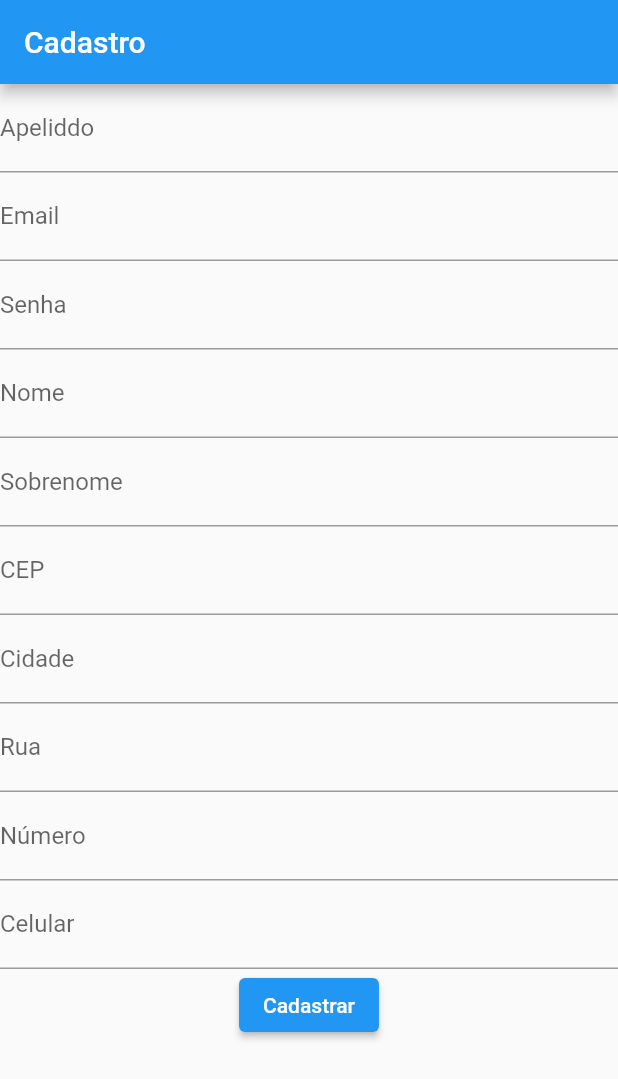
After one commit to LuketeS/Senac20231SemestrePI, a Flutter app: the screen it shows after launch, after a tap on "Registrar", after a tap on "Cadastrar", on a phone screen of 412 x 824 dp. The commit adds this screen. Shown: the top 1079 px of the screen. Run offline on Flutter 3.47's test engine with Material 2 defaults, Android fonts, the phone set to English and light mode, and no system bars; network calls fail.

Commit message:
falta navegadores

```diff
--- a/lib/login_screen.dart
+++ b/lib/login_screen.dart
@@ -1,15 +1,16 @@
-import 'package:ecommerce_test/all_categories.dart';
-import 'package:ecommerce_test/service.dart';
+import 'package:echo_project/home.dart';
+import 'package:echo_project/register.dart';
+import 'package:echo_project/service.dart';
 import 'package:flutter/material.dart';
 
 class LoginScreen extends StatelessWidget {
-  TextEditingController usernameCont = TextEditingController(text: 'mor_2314');
-  TextEditingController passwordCont = TextEditingController(text: '83r5^_');
+  TextEditingController usernameCont = TextEditingController(text: 'donero');
+  TextEditingController passwordCont = TextEditingController(text: 'ewedon');
   @override
   Widget build(BuildContext context) {
     return Scaffold(
       appBar: AppBar(
-        title: Text('flutter Shop'),
+        title: Text('Echo'),
       ),
       body: Container(
         margin: EdgeInsets.all(20),
@@ -49,21 +50,44 @@ class LoginScreen extends StatelessWidget {
 
                   if (getToken['token'] != null) {
                     ScaffoldMessenger.of(context)
-                        .showSnackBar(SnackBar(content: Text('Login Success')));
+                        .showSnackBar(SnackBar(content: Text('Logado ^^')));
 
                     Future.delayed(Duration(seconds: 2), () {
                       Navigator.pushReplacement(context,
                           MaterialPageRoute(builder: (context) {
-                        return AllCategories();
+                        return HomePage();
                       }));
                     });
                   } else {
-                    ScaffoldMessenger.of(context).showSnackBar(SnackBar(
-                        content: Text('Incorrect Username or Password')));
+                    ScaffoldMessenger.of(context).showSnackBar(
+                        SnackBar(content: Text('Nome ou usuario incorretos')));
                   }
                 },
                 child: Text(
                   "Login",
+                  style: TextStyle(
+                    fontSize: 25,
+                    fontWeight: FontWeight.bold,
+                  ),
+                ),
+              ),
+            ),
+            Container(
+              height: 50,
+              width: MediaQuery.of(context).size.width,
+              child: ElevatedButton(
+                onPressed: () async {
+                  ScaffoldMessenger.of(context).showSnackBar(
+                      SnackBar(content: Text('Indo para registro ^^')));
+                  Future.delayed(Duration(seconds: 1), () {
+                    Navigator.pushReplacement(context,
+                        MaterialPageRoute(builder: (context) {
+                      return Register();
+                    }));
+                  });
+                },
+                child: Text(
+                  "Registrar",
                   style: TextStyle(
                     fontSize: 25,
                     fontWeight: FontWeight.bold,
--- a/lib/main.dart
+++ b/lib/main.dart
@@ -1,8 +1,4 @@
-import 'package:ecommerce_test/CategoryWise.dart';
-import 'package:ecommerce_test/all_categories.dart';
-import 'package:ecommerce_test/home.dart';
-import 'package:ecommerce_test/login_screen.dart';
-import 'package:ecommerce_test/service.dart';
+import 'package:echo_project/login_screen.dart';
 import 'package:flutter/material.dart';
 
 void main() {
--- /dev/null
+++ b/lib/register.dart
@@ -0,0 +1,116 @@
+import 'package:echo_project/home.dart';
+import 'package:flutter/material.dart';
+import 'package:echo_project/service.dart';
+
+class Register extends StatelessWidget {
+  final TextEditingController _nickControl = TextEditingController();
+  final TextEditingController _emailControl = TextEditingController();
+  final TextEditingController _passwordControl = TextEditingController();
+  final TextEditingController _firstnameControl = TextEditingController();
+  final TextEditingController _lastnameControl = TextEditingController();
+  final TextEditingController _zipControl = TextEditingController();
+  final TextEditingController _cityController = TextEditingController();
+  final TextEditingController _streetController = TextEditingController();
+  final TextEditingController _numberController = TextEditingController();
+  final TextEditingController _phoneController = TextEditingController();
+
+  @override
+  Widget build(BuildContext context) {
+    return Scaffold(
+      appBar: AppBar(
+        title: Text('Cadastro'),
+      ),
+      body: Column(
+        children: <Widget>[
+          TextField(
+              controller: _nickControl,
+              decoration: InputDecoration(labelText: 'Apeliddo')),
+          TextField(
+              controller: _emailControl,
+              decoration: InputDecoration(labelText: 'Email ')),
+          TextField(
+              controller: _passwordControl,
+              decoration: InputDecoration(labelText: 'Senha')),
+          TextField(
+              controller: _firstnameControl,
+              decoration: InputDecoration(labelText: 'Nome')),
+          TextField(
+              controller: _lastnameControl,
+              decoration: InputDecoration(labelText: 'Sobrenome')),
+          TextField(
+              controller: _zipControl,
+              decoration: InputDecoration(labelText: 'CEP')),
+          TextField(
+              controller: _cityController,
+              decoration: InputDecoration(labelText: 'Cidade')),
+          TextField(
+              controller: _streetController,
+              decoration: InputDecoration(labelText: 'Rua')),
+          TextField(
+              controller: _numberController,
+              decoration: InputDecoration(labelText: 'Número')),
+          TextField(
+              controller: _phoneController,
+              decoration: InputDecoration(labelText: 'Celular')),
+          ElevatedButton(
+            child: Text('Cadastrar'),
+            onPressed: () async {
+              final String nickname = _nickControl.text;
+              final String email = _emailControl.text;
+              final String password = _passwordControl.text;
+              final String firstname = _firstnameControl.text;
+              final String lastname = _lastnameControl.text;
+              final String city = _cityController.text;
+              final String street = _streetController.text;
+              final int number = int.tryParse(_numberController.text);
+              final String zipcode = _zipControl.text;
+              final String phone = _phoneController.text;
+
+              final User newUser = User(
+                  nickname,
+                  email,
+                  password,
+                  firstname,
+                  lastname,
+                  city,
+                  street,
+                  number,
+                  zipcode,
+                  phone,
+                  "37.3159",
+                  "37.3159"); //geolocation
+              print(newUser);
+
+              final userGet = await ApiService().userRegister(newUser);
+
+              if (userGet['id'] != null) {
+                print("foi");
+                SnackBar snackBar = SnackBar(
+                  content: Text("usuario criado"),
+                  duration: Duration(seconds: 3),
+                  backgroundColor: Theme.of(context).primaryColor,
+                );
+                ScaffoldMessenger.of(context).showSnackBar(snackBar);
+
+                Future.delayed(Duration(seconds: 1), () {
+                  Navigator.pushReplacement(context,
+                      MaterialPageRoute(builder: (context) {
+                    return HomePage();
+                  }));
+                });
+              } else {
+                print("não foi");
+                SnackBar snackBar = SnackBar(
+                  content: Text("Erro: tente novamente mais tarde"),
+                  duration: Duration(seconds: 3),
+                  backgroundColor: Theme.of(context).primaryColor,
+                );
+                ScaffoldMessenger.of(context).showSnackBar(snackBar);
+              }
+            },
+          )
+        ],
+      ),
+    );
+  }
+}
--- a/lib/service.dart
+++ b/lib/service.dart
@@ -1,37 +1,7 @@
 import 'dart:convert';
-
 import 'package:http/http.dart' as http;
 
 class ApiService {
-  Future getAllPosts() async {
-    final allProductsUrl = Uri.parse('https://fakestoreapi.com/products');
-    final result = await http.get(allProductsUrl);
-
-    return json.decode(result.body);
-  }
-
-  Future getSingleProduct(int id) async {
-    final singleProd = Uri.parse('https://fakestoreapi.com/products/$id');
-    final result = await http.get(singleProd);
-
-    return json.decode(result.body);
-  }
-
-  Future getAllCategory() async {
-    final allCat = Uri.parse('https://fakestoreapi.com/products/categories');
-    final result = await http.get(allCat);
-
-    return json.decode(result.body);
-  }
-
-  Future getProducts(String cat) async {
-    final getProducts =
-        Uri.parse('https://fakestoreapi.com/products/category/$cat');
-    final result = await http.get(getProducts);
-
-    return json.decode(result.body);
-  }
-
   Future userLogin(String username, String password) async {
     final loginUrl = Uri.parse('https://fakestoreapi.com/auth/login');
     final result = await http
@@ -41,4 +11,66 @@ class ApiService {
     print(result.body);
     return json.decode(result.body);
   }
+
+  Future userRegister(User user) async {
+    final userUrl = Uri.parse('https://fakestoreapi.com/users');
+    final result = await http.post(userUrl,
+        headers: {
+          'Content-Type': 'application/json',
+        },
+        body: jsonEncode({
+          'email': user.email,
+          'username': user.nickname,
+          'password': user.password,
+          'name': {'firstname': user.firstname, 'lastname': user.lastname},
+          'address': {
+            'city': user.city,
+            'street': user.street,
+            'number': 1,
+            'zipcode': user.zipcode,
+            'geolocation': {'lat': user.lat, 'long': user.long}
+          },
+          'phone': user.phone
+        }));
+
+    print(result.statusCode);
+    print(result.body);
+    return json.decode(result.body);
+  }
 }
+
+class User {
+  final String nickname;
+  final String email;
+  final String password;
+  final String firstname;
+  final String lastname;
+  final String city;
+  final String street;
+  final int number;
+  final String zipcode;
+  final String phone;
+  final String lat;
+  final String long;
+
+  User(
+      this.nickname,
+      this.email,
+      this.password,
+      this.firstname,
+      this.lastname,
+      this.city,
+      this.street,
+      this.number,
+      this.zipcode,
+      this.phone,
+      this.lat,
+      this.long);
+
+  @override
+  String toString() {
+    return 'User{nick: $nickname ,email: $email ,senha: $password ,pnome: $firstname ' +
+        ', lnome: $lastname ,cidade: $city, rua: $street, numero: $number, zip: ' +
+        '$zipcode, cell: $phone , lat: $lat, long: $long}';
+  }
+}
--- a/pubspec.yaml
+++ b/pubspec.yaml
@@ -1,4 +1,4 @@
-name: ecommerce_test
+name: echo_project
 description: A new Flutter project.
 
 # The following line prevents the package from being accidentally published to
```
Also changed, not shown: lib/CategoryWise.dart (deleted, +0 -55 lines), lib/all_categories.dart (deleted, +0 -59 lines), lib/home.dart (+34 -58 lines), lib/products_detail.dart (deleted, +0 -73 lines), pubspec.lock, 10 other files.
